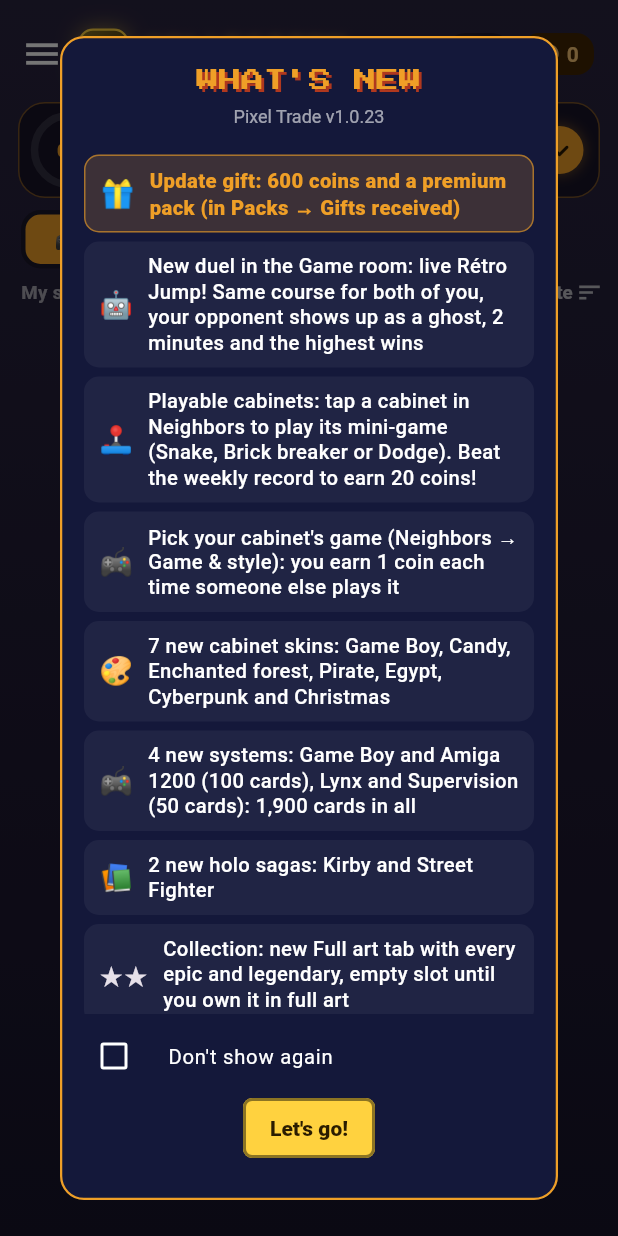
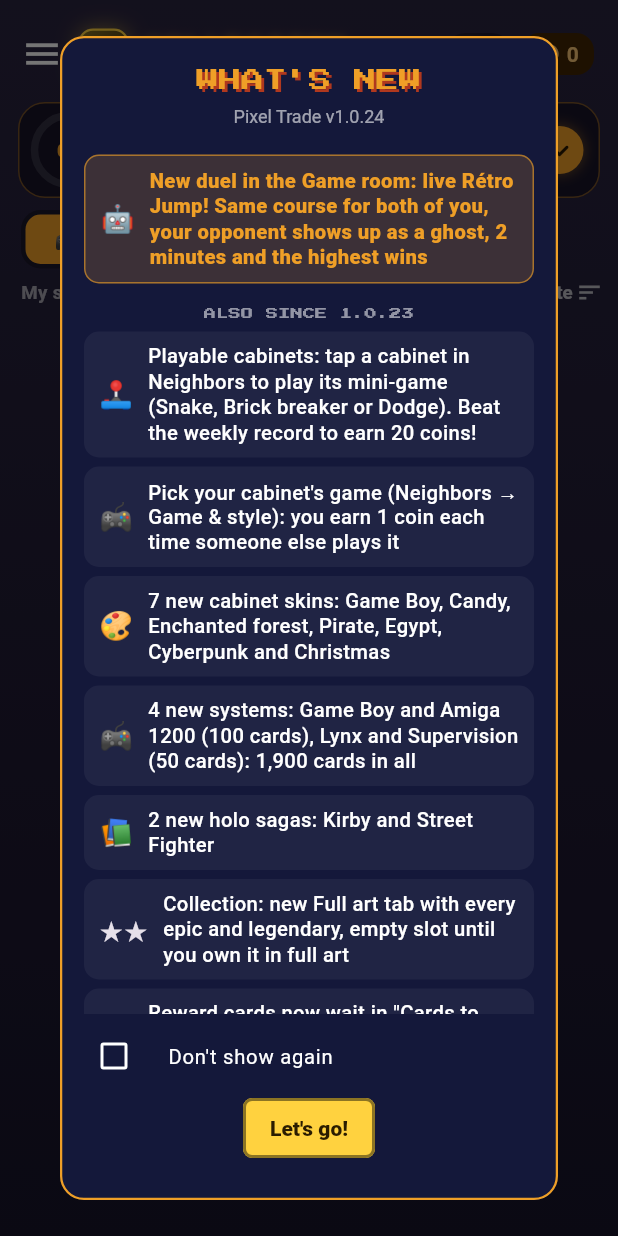
Before and after one commit to foclabroc/retro_collec_app, a Flutter app: the HomeShell screen opened directly, on a phone screen of 412 x 824 dp. Run offline on Flutter 3.47's test engine with Material 3 defaults, Android fonts, the phone set to English and light mode, and no system bars; our stand-ins replace flutter_local_notifications, google_fonts, open_filex, sensors_plus, shared_preferences, web; missing offline and left inert: dart:js_interop, workmanager; accounts and stored records are empty; network calls fail; statements that could not run were skipped.

Commit message:
Version 1.0.24 : duel Rétro Jump (nouveautés, CHANGELOG, CLAUDE.md)
Co-Authored-By: Claude Opus 5.5 <noreply@anthropic.com>
Claude-Session: https://claude.ai/code/session_01Cs3xDt3XPfHPuDriuWUNRq

```diff
--- a/lib/update_check.dart
+++ b/lib/update_check.dart
@@ -19,7 +19,7 @@ import 'web_audio_stub.dart' if (dart.library.js_interop) 'web_audio_web.dart';
 // ═══════════════════════════════════════════════════════════════════════════
 
 /// Version de l'application (identique au pubspec.yaml, sans le « +N »).
-const kRetroCollecVersion = '1.0.23';
+const kRetroCollecVersion = '1.0.24';
 
 const _apiLatest = 'https://api.github.com/repos/foclabroc/retro_collec_app/releases/latest';
 const _releasesPage = 'https://github.com/foclabroc/retro_collec_app/releases/latest';
--- a/lib/whats_new.dart
+++ b/lib/whats_new.dart
@@ -12,10 +12,9 @@ import 'update_check.dart';
 // ═══════════════════════════════════════════════════════════════════════════
 
 const _kNews = <(String, String, String)>[
-  ('🎁', 'Cadeau de mise à jour : 600 pièces et un booster premium (dans Paquets → Cadeaux reçus)',
-      'Update gift: 600 coins and a premium pack (in Packs → Gifts received)'),
   ('🤖', 'Nouveau duel dans la Salle de jeux : Rétro Jump en direct ! Même parcours pour vous deux, ton adversaire apparaît en fantôme, 2 minutes et le plus haut gagne',
       'New duel in the Game room: live Rétro Jump! Same course for both of you, your opponent shows up as a ghost, 2 minutes and the highest wins'),
+  ('#', 'Aussi depuis la 1.0.23', 'Also since 1.0.23'),
   ('🕹️', 'Bornes jouables : tape une borne du Voisinage pour jouer à son mini-jeu (Snake, Casse-briques ou Esquive). Bats le record de la semaine pour gagner 20 pièces !',
       'Playable cabinets: tap a cabinet in Neighbors to play its mini-game (Snake, Brick breaker or Dodge). Beat the weekly record to earn 20 coins!'),
   ('🎮', 'Choisis le jeu de ta borne (Voisinage → Jeu & style) : tu gagnes 1 pièce à chaque partie d\'un autre joueur',
@@ -38,28 +37,6 @@ const _kNews = <(String, String, String)>[
       'Trade: new "He doesn\'t have" filter in "I give"; your collection and consoles update instantly after a trade'),
   ('🚀', 'Cartes full art beaucoup plus fluides (moins de lag)',
       'Full art cards run much smoother (less lag)'),
-  ('#', 'Aussi depuis la 1.0.22', 'Also since 1.0.22'),
-  ('✨', 'Les cartes full art sortent bien plus souvent : 3 % des épiques et légendaires (au lieu de 0,2 %)',
-      'Full art cards now drop much more often: 3% of epics and legendaries (instead of 0.2%)'),
-  ('🏅', 'Les paliers de collection gagnés (25, 50, 75, 100 % d\'une console ou d\'une saga) s\'affichent dans le récapitulatif du paquet',
-      'Collection milestones you reach (25, 50, 75, 100% of a console or saga) now show in the pack summary'),
-  ('♻️', 'Recyclage rééquilibré : commune 2, peu commune 5, rare 20, épique 60, légendaire 200 pièces (acheter des paquets pour les recycler rapportait plus qu\'ils ne coûtaient)',
-      'Recycling rebalanced: common 2, uncommon 5, rare 20, epic 60, legendary 200 coins (buying packs to recycle them paid more than they cost)'),
-  ('#', 'Aussi depuis la 1.0.21', 'Also since 1.0.21'),
-  ('⚡', 'Déchirer et tout voir : un bouton sous le paquet montre toutes tes cartes d\'un coup',
-      'Tear and see all: a button under the pack shows all your cards at once'),
-  ('🏆', 'Tournois : fenêtre de félicitations pour le podium, lots au nom du tournoi, score des manches plus clair en finale',
-      'Tournaments: congrats window for the podium, prizes named after the tournament, clearer round score in the final'),
-  ('🔕', 'Plus de fenêtre de défi pendant l\'ouverture d\'un paquet ou un match de tournoi : elle arrive juste après',
-      'No more challenge window while opening a pack or during a tournament match: it shows right after'),
-  ('🛠', 'Corrigé : « Paquet entamé » qui restait affiché pour rien, messages du chat parfois en double',
-      'Fixed: "Started pack" showing for nothing, chat messages sometimes shown twice'),
-  ('#', 'Aussi depuis la 1.0.20', 'Also since 1.0.20'),
-  ('🏆', 'Tournois ! Inscris-toi dans la Salle de jeux : matchs en direct au 4 en ligne ou à Console Wars, arbre en direct, lots et cagnotte pour le podium',
-      'Tournaments! Sign up in the Game room: live Connect 4 or Console Wars matches, live bracket, prizes and a pot for the podium'),
-  ('⚔', 'Quand ton match commence, une fenêtre te prévient : touche « Jouer » dans les 3 minutes (sinon forfait)',
-      'When your match starts, a window tells you: tap "Play" within 3 minutes (or forfeit)'),
-  ('🥇', 'Nouveau trophée « Champion » pour les tournois gagnés', 'New "Champion" trophy for tournaments won'),
 ];
 
 String get _prefKey => 'rc_news_hide_$kRetroCollecVersion';
--- a/pubspec.yaml
+++ b/pubspec.yaml
@@ -1,7 +1,7 @@
 name: retro_collec
 description: Pixel Trade — collection multijoueur de boîtes de jeux rétro (paquets, échanges, marché) by foclabroc
 publish_to: 'none'
-version: 1.0.23+24
+version: 1.0.24+25
 
 environment:
   sdk: '>=3.0.0 <4.0.0'
```
Also changed, not shown: 2 other files.
